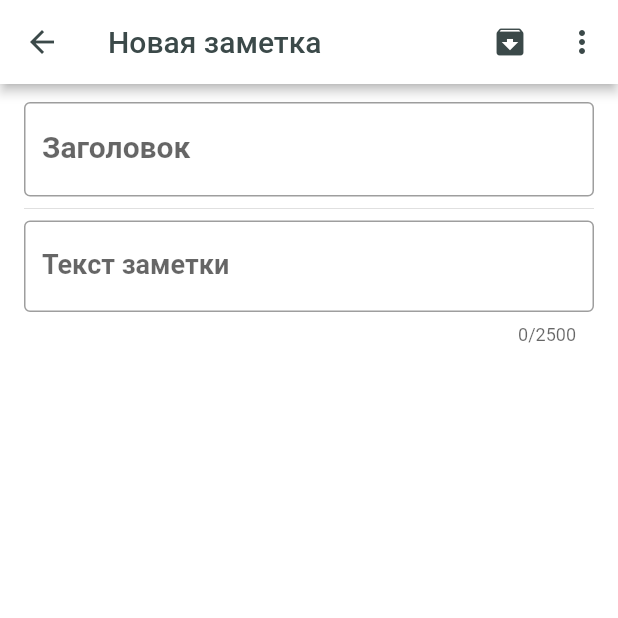
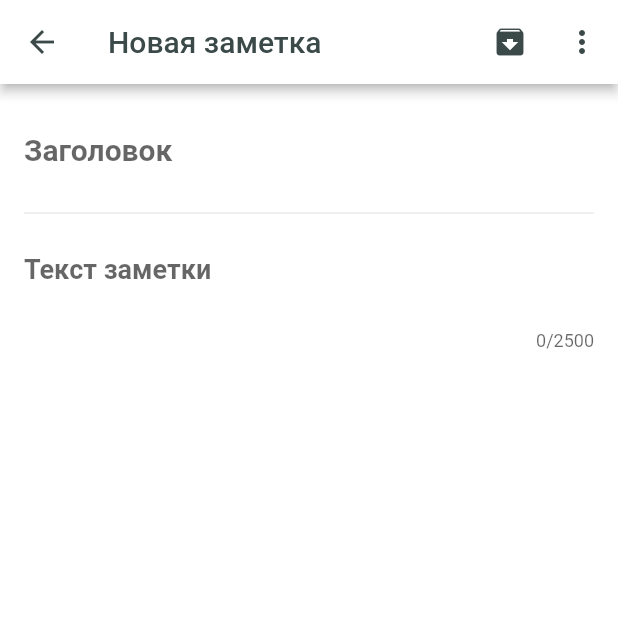
Before and after one commit to pabushabi/notes, a Flutter app: the screen it shows after launch, after a tap on the "add" icon, on a phone screen of 412 x 824 dp, the top half of it. Run offline on Flutter 3.47's test engine with Material 2 defaults, Android fonts, the phone set to English and light mode, and no system bars; our stand-ins replace share, sqflite; accounts and stored records are empty.

Commit message:
minor update

```diff
--- a/lib/HomePage.dart
+++ b/lib/HomePage.dart
@@ -1,44 +1,24 @@
+import 'package:animations/animations.dart';
 import 'package:flutter/material.dart';
 import 'SView.dart';
 import 'Note.dart';
 import 'NotePage.dart';
 import 'Utility.dart';
-import 'dart:async';
 
 enum viewType { List, Staggered }
-
-final routeObserver = RouteObserver<PageRoute>();
 
 class HomePage extends StatefulWidget {
   @override
   _HomePageState createState() => _HomePageState();
 }
 
+const double _fabDimension = 56.0;
+
 class _HomePageState extends State<HomePage> with RouteAware {
   var notesViewType;
   final _scaffoldKey = GlobalKey<ScaffoldState>();
   bool _fabVis = true;
-  final _fabkey = GlobalKey();
   final duration = Duration(milliseconds: 300);
-
-  @override
-  didChangeDependencies() {
-    super.didChangeDependencies();
-    routeObserver.subscribe(this, ModalRoute.of(context));
-  }
-
-  @override
-  dispose() {
-    super.dispose();
-    routeObserver.unsubscribe(this);
-  }
-
-  @override
-  didPopNext() {
-    Timer(duration, () {
-      setState(() => _fabVis = true);
-    });
-  }
 
   @override
   void initState() {
@@ -53,7 +33,7 @@ class _HomePageState extends State<HomePage> with RouteAware {
       appBar: AppBar(
           brightness: Brightness.dark,
           actions: _appBarActions(context),
-            elevation: 3,
+          elevation: 4,
           centerTitle: true,
           title: Text("Заметки")),
       body: SafeArea(
@@ -63,90 +43,38 @@ class _HomePageState extends State<HomePage> with RouteAware {
           top: true,
           bottom: true,
         ),
-        floatingActionButton: Visibility(
-            visible: _fabVis, child: _buildFab(context, key: _fabkey)));
+      floatingActionButton: OpenContainer(
+        useRootNavigator: true,
+        transitionType: ContainerTransitionType.fade,
+        openBuilder: (BuildContext context, VoidCallback _) {
+          return NotePage(new Note(
+              -1, "", "", DateTime.now(), DateTime.now(), Colors.white));
+        },
+        closedElevation: 6.0,
+        closedShape: const RoundedRectangleBorder(
+          borderRadius: BorderRadius.all(
+            Radius.circular(_fabDimension / 2),
+          ),
+        ),
+        closedColor: Theme.of(context).colorScheme.secondary,
+        closedBuilder: (BuildContext context, VoidCallback openContainer) {
+          return SizedBox(
+            height: _fabDimension,
+            width: _fabDimension,
+            child: Center(
+              child: Icon(
+                Icons.add,
+                color: Theme.of(context).colorScheme.onSecondary,
+              ),
+            ),
+          );
+        },
+      ),
+    );
   }
-
-  Widget _buildFab(context, {key}) => FloatingActionButton(
-        onPressed: () => _newNoteTapped(context),
-        key: key,
-        child: Icon(Icons.add),
-      );
 
   Widget _body() {
     return StaggeredGridPage(notesViewType: notesViewType);
-  }
-
-  void _newNoteTapped(BuildContext ctx) {
-    setState(() {
-      _fabVis = false;
-    });
-    final RenderBox fabRB = _fabkey.currentContext.findRenderObject();
-    final fabSize = fabRB.size;
-    final fabOffset = fabRB.localToGlobal(Offset.zero);
-
-    var emptyNote =
-        new Note(-1, "", "", DateTime.now(), DateTime.now(), Colors.white);
-    Navigator.push(
-        ctx,
-        PageRouteBuilder(
-            transitionDuration: duration,
-            pageBuilder: (BuildContext ctx, Animation<double> animation,
-                    Animation<double> secondaryAnimation) =>
-                NotePage(emptyNote),
-            transitionsBuilder: (BuildContext ctx, Animation<double> animation,
-                    Animation<double> secondaryAnimation, Widget child) =>
-                _buildTransition(child, animation, fabSize, fabOffset)));
-  }
-
-  Widget _buildTransition(Widget page, Animation<double> animation,
-      Size fabSize, Offset fabOffset) {
-    if (animation.value == 1) return page;
-
-    final borderTween = BorderRadiusTween(
-      begin: BorderRadius.circular(fabSize.width / 2),
-      end: BorderRadius.circular(0.0),
-    );
-    final sizeTween = SizeTween(
-      begin: fabSize,
-      end: MediaQuery.of(context).size,
-    );
-    final offsetTween = Tween<Offset>(
-      begin: fabOffset,
-      end: Offset.zero,
-    );
-
-    final easeInAnimation = CurvedAnimation(
-      parent: animation,
-      curve: Curves.easeIn,
-    );
-    final easeAnimation = CurvedAnimation(
-      parent: animation,
-      curve: Curves.easeOut,
-    );
-
-    final radius = borderTween.evaluate(easeInAnimation);
-    final offset = offsetTween.evaluate(animation);
-    final size = sizeTween.evaluate(easeInAnimation);
-
-    final transitionFab =
-        Opacity(opacity: 1 - easeInAnimation.value, child: _buildFab(context));
-
-    Widget positionedClippedChild(Widget child) => Positioned(
-          width: size.width,
-          height: size.height,
-          left: offset.dx,
-          top: offset.dy,
-          child: ClipRRect(
-            borderRadius: radius,
-            child: child,
-          ),
-        );
-
-    return Stack(children: [
-      positionedClippedChild(page),
-      positionedClippedChild(transitionFab)
-    ]);
   }
 
   void _toggleViewType() {
--- a/lib/NotePage.dart
+++ b/lib/NotePage.dart
@@ -77,8 +77,8 @@ class _NotePageState extends State<NotePage> {
       color: noteColor,
       padding: EdgeInsets.only(left: 16, right: 16, top: 12, bottom: 12),
       child: SafeArea(
-          child: Column(
-            mainAxisAlignment: MainAxisAlignment.start,
+          child: ListView(
+//            mainAxisAlignment: MainAxisAlignment.start,
             children: <Widget>[
               TextField(
                 style: TextStyle(
@@ -87,7 +87,8 @@ class _NotePageState extends State<NotePage> {
                 ),
                 decoration: InputDecoration(
                   labelText: "Заголовок",
-                  border: OutlineInputBorder(),
+                  floatingLabelBehavior: FloatingLabelBehavior.never,
+                  border: InputBorder.none,
                 ),
                 onChanged: (str) => updateNoteObject(),
                 controller: _titleController,
@@ -95,7 +96,9 @@ class _NotePageState extends State<NotePage> {
                 textCapitalization: TextCapitalization.sentences,
               ),
               Divider(),
-              TextField(
+              SizedBox(
+
+                child: TextField(
                 maxLines: null,
                 keyboardType: TextInputType.multiline,
                 style: TextStyle(
@@ -103,13 +106,16 @@ class _NotePageState extends State<NotePage> {
                   fontWeight: FontWeight.bold,
                 ),
                 decoration: InputDecoration(
-                    labelText: "Текст заметки", border: OutlineInputBorder()),
+                    labelText: "Текст заметки",
+                    border: InputBorder.none,
+                    floatingLabelBehavior: FloatingLabelBehavior.never,
+                ),
                 onChanged: (str) => updateNoteObject(),
                 controller: _contentController,
                 focusNode: _contentFocus,
                 textCapitalization: TextCapitalization.sentences,
                 maxLength: 2500,
-              ),
+              ),),
             ],
           ),
           left: true,
--- a/lib/SView.dart
+++ b/lib/SView.dart
@@ -12,7 +12,8 @@ class StaggeredGridPage extends StatefulWidget {
 
   const StaggeredGridPage({Key key, this.notesViewType}) : super(key: key);
 
-  @override _StaggeredGridPageState createState() => _StaggeredGridPageState();
+  @override
+  _StaggeredGridPageState createState() => _StaggeredGridPageState();
 }
 
 class _StaggeredGridPageState extends State<StaggeredGridPage> {
@@ -20,22 +21,25 @@ class _StaggeredGridPageState extends State<StaggeredGridPage> {
   List<Map<String, dynamic>> _allNotesInQueryResult = [];
   viewType notesViewType;
 
-  @override void initState() {
+  @override
+  void initState() {
     super.initState();
     this.notesViewType = widget.notesViewType;
   }
 
-  @override void setState(fn) {
+  @override
+  void setState(fn) {
     super.setState(fn);
     this.notesViewType = widget.notesViewType;
   }
 
-  @override Widget build(BuildContext context) {
+  @override
+  Widget build(BuildContext context) {
     GlobalKey _stagKey = GlobalKey();
 
     if (CentralStation.updateNeeded) retrieveAllNotesFromDB();
     return Container(
-        child: Padding(padding: _paddingForView(context),
+      padding: EdgeInsets.symmetric(horizontal: 8.0),
       child: new StaggeredGridView.count(
         key: _stagKey,
         crossAxisSpacing: 6,
@@ -46,16 +50,12 @@ class _StaggeredGridPageState extends State<StaggeredGridPage> {
         }),
         staggeredTiles: _tilesForView(),
       ),
-        )
     );
   }
 
   int _colForStaggeredView(BuildContext context) {
     if (widget.notesViewType != viewType.List)
-      return MediaQuery
-          .of(context)
-          .size
-          .width > 600 ? 3 : 2;
+      return MediaQuery.of(context).size.width > 600 ? 3 : 2;
     return 1;
   }
 
@@ -65,34 +65,26 @@ class _StaggeredGridPageState extends State<StaggeredGridPage> {
     });
   }
 
-  EdgeInsets _paddingForView(BuildContext context) {
-    double width = MediaQuery
-        .of(context)
-        .size
-        .width;
-    double padding;
-    padding = width > 500 ? width * 0.05 : 8;
-    return EdgeInsets.fromLTRB(padding, 0, padding, 0);
-  }
-
   MyStaggeredTile _tileGenerator(int i) {
-    return MyStaggeredTile(Note(_allNotesInQueryResult[i]["id"],
-        _allNotesInQueryResult[i]["title"] == null ? "" : utf8.decode(
-            _allNotesInQueryResult[i]["title"]),
-        _allNotesInQueryResult[i]["content"] == null ? "" : utf8.decode(
-            _allNotesInQueryResult[i]["content"]),
+    return MyStaggeredTile(Note(
+        _allNotesInQueryResult[i]["id"],
+        _allNotesInQueryResult[i]["title"] == null
+            ? ""
+            : utf8.decode(_allNotesInQueryResult[i]["title"]),
+        _allNotesInQueryResult[i]["content"] == null
+            ? ""
+            : utf8.decode(_allNotesInQueryResult[i]["content"]),
         DateTime.fromMicrosecondsSinceEpoch(
             _allNotesInQueryResult[i]["dateCreated"] * 1000),
         DateTime.fromMicrosecondsSinceEpoch(
             _allNotesInQueryResult[i]["dateEdited"] * 1000),
-        Color(_allNotesInQueryResult[i]["noteColor"])
-    ));
+        Color(_allNotesInQueryResult[i]["noteColor"])));
   }
 
   void retrieveAllNotesFromDB() {
     var _testData = noteDB.selectAllNotes();
-    _testData.then((val){
-      setState((){
+    _testData.then((val) {
+      setState(() {
         this._allNotesInQueryResult = val;
         CentralStation.updateNeeded = false;
       });
--- a/lib/main.dart
+++ b/lib/main.dart
@@ -4,7 +4,6 @@ import 'HomePage.dart';
 void main() => runApp(MyApp());
 
 class MyApp extends StatelessWidget {
-  // This widget is the root of your application.
   @override
   Widget build(BuildContext context) {
     return MaterialApp(
@@ -15,10 +14,9 @@ class MyApp extends StatelessWidget {
           iconTheme: IconThemeData(color: Color.fromARGB(255, 59, 73, 73)),
           primaryColor: Color.fromARGB(255, 59, 73, 73),
           accentColor: Color.fromARGB(255, 246, 85, 85),
-//          accentColor: Color.fromARGB(255, 59, 73, 73),
+          canvasColor: Color.fromARGB(255, 255, 255, 255),
           textSelectionColor: Color.fromARGB(50, 59, 73, 73)),
       home: HomePage(),
-      navigatorObservers: [routeObserver],
     );
   }
 }
```
Also changed, not shown: lib/STiles.dart (+28 -25 lines), pubspec.yaml (+7 -6 lines), lib/ColorSlider.dart (line endings or trailing spaces), lib/MoreOptions.dart (line endings or trailing spaces), lib/Note.dart (line endings or trailing spaces), lib/SQLiteHandler.dart (line endings or trailing spaces), lib/Utility.dart (line endings or trailing spaces), pubspec.lock, 31 other files. Lines whose indentation alone changed are shown as unchanged.
